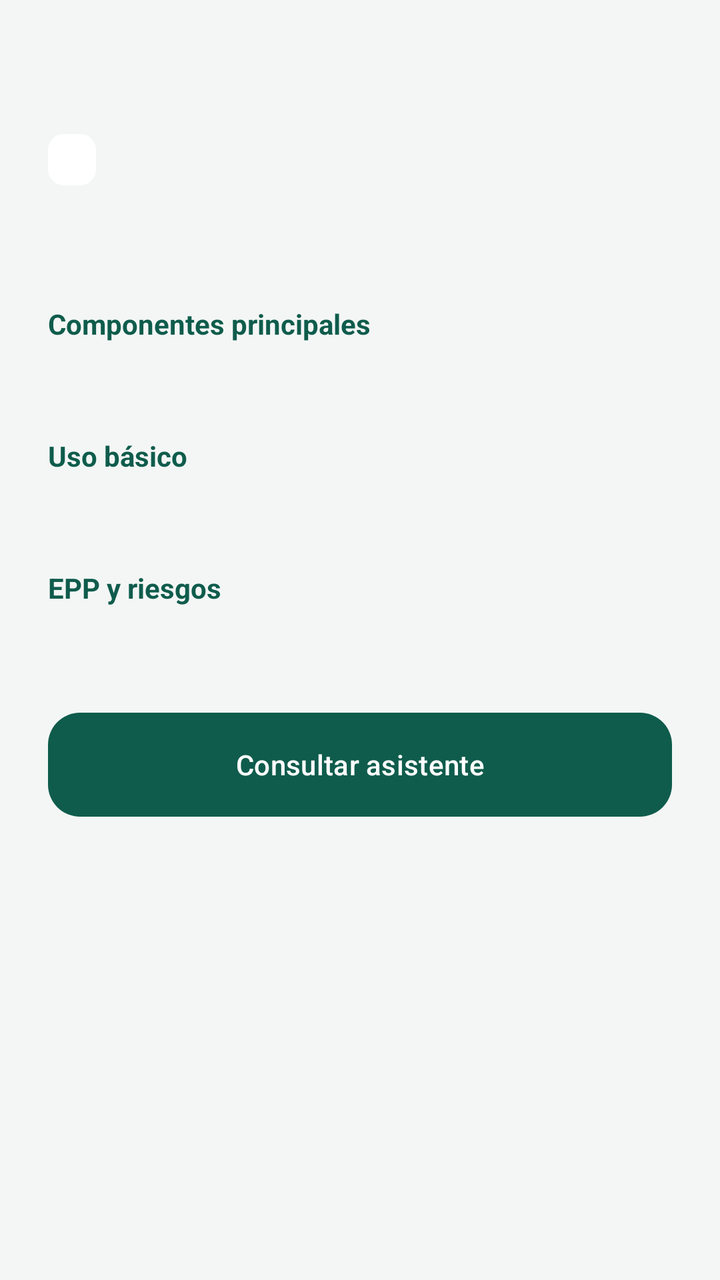
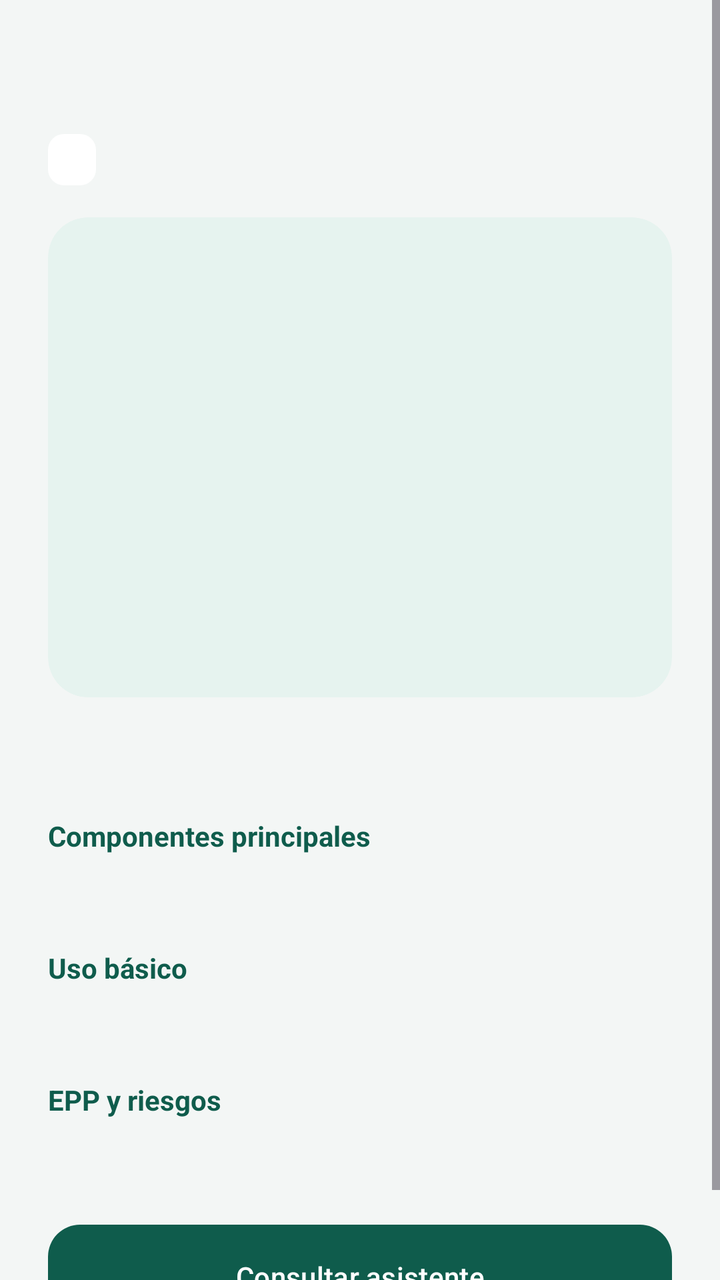

Screens rendered from an Android XML layout before and after an edit, with the pre-edit source and the edit as a unified diff.
<!-- AndroidManifest.xml: application theme Theme.LabRumiologia -->
<!-- res/layout/activity_equipment_detail.xml -->
<?xml version="1.0" encoding="utf-8"?>
<ScrollView xmlns:android="http://schemas.android.com/apk/res/android"
    xmlns:app="http://schemas.android.com/apk/res-auto"
    android:layout_width="match_parent"
    android:layout_height="match_parent"
    android:background="@color/surface"
    android:fillViewport="true">

    <LinearLayout
        android:layout_width="match_parent"
        android:layout_height="wrap_content"
        android:orientation="vertical"
        android:padding="24dp">

        <TextView
            android:id="@+id/equipmentTitle"
            android:layout_width="match_parent"
            android:layout_height="wrap_content"
            android:textColor="@color/on_surface"
            android:textSize="26sp"
            android:textStyle="bold" />

        <TextView
            android:id="@+id/equipmentConfidence"
            android:layout_width="wrap_content"
            android:layout_height="wrap_content"
            android:layout_marginTop="8dp"
            android:background="@drawable/bg_badge"
            android:paddingStart="12dp"
            android:paddingTop="4dp"
            android:paddingEnd="12dp"
            android:paddingBottom="4dp"
            android:textColor="@color/white"
            android:textSize="13sp" />

        <TextView
            android:id="@+id/equipmentFunction"
            android:layout_width="match_parent"
            android:layout_height="wrap_content"
            android:layout_marginTop="16dp"
            android:lineSpacingExtra="4dp"
            android:textColor="@color/on_surface"
            android:textSize="16sp" />

        <TextView
            android:layout_width="match_parent"
            android:layout_height="wrap_content"
            android:layout_marginTop="22dp"
            android:text="@string/section_components"
            android:textColor="@color/primary"
            android:textStyle="bold" />

        <TextView
            android:id="@+id/equipmentComponents"
            android:layout_width="match_parent"
            android:layout_height="wrap_content"
            android:layout_marginTop="6dp"
            android:lineSpacingExtra="3dp"
            android:textColor="@color/on_surface" />

        <TextView
            android:layout_width="match_parent"
            android:layout_height="wrap_content"
            android:layout_marginTop="22dp"
            android:text="@string/section_usage"
            android:textColor="@color/primary"
            android:textStyle="bold" />

        <TextView
            android:id="@+id/equipmentUsage"
            android:layout_width="match_parent"
            android:layout_height="wrap_content"
            android:layout_marginTop="6dp"
            android:lineSpacingExtra="3dp"
            android:textColor="@color/on_surface" />

        <TextView
            android:layout_width="match_parent"
            android:layout_height="wrap_content"
            android:layout_marginTop="22dp"
            android:text="@string/section_safety"
            android:textColor="@color/primary"
            android:textStyle="bold" />

        <TextView
            android:id="@+id/equipmentSafety"
            android:layout_width="match_parent"
            android:layout_height="wrap_content"
            android:layout_marginTop="6dp"
            android:lineSpacingExtra="3dp"
            android:textColor="@color/on_surface" />

        <com.google.android.material.button.MaterialButton
            android:id="@+id/btnChat"
            android:layout_width="match_parent"
            android:layout_height="52dp"
            android:layout_marginTop="28dp"
            android:insetTop="0dp"
            android:insetBottom="0dp"
            android:text="@string/ask_assistant"
            android:textAllCaps="false"
            android:textColor="@color/white"
            app:backgroundTint="@color/primary"
            app:cornerRadius="16dp" />
    </LinearLayout>
</ScrollView>
<!-- resources referenced by this layout -->
<resources>
  <color name="on_surface">#12241F</color>
  <color name="primary">#0F5C4C</color>
  <color name="surface">#F3F6F5</color>
  <color name="white">#FFFFFFFF</color>
  <!-- drawable bg_badge (drawable) -->
  <?xml version="1.0" encoding="utf-8"?>
  <shape xmlns:android="http://schemas.android.com/apk/res/android">
      <solid android:color="@color/chip_bg" />
      <corners android:radius="8dp" />
  </shape>
  <string name="ask_assistant">Consultar asistente</string>
  <string name="section_components">Componentes principales</string>
  <string name="section_safety">EPP y riesgos</string>
  <string name="section_usage">Uso básico</string>
  <style name="Theme.LabRumiologia" parent="Base.Theme.LabRumiologia" />
  <color name="chip_bg">#FFFFFFFF</color>
  <style name="Base.Theme.LabRumiologia" parent="Theme.Material3.Light.NoActionBar">
          <item name="colorPrimary">@color/primary</item>
          <item name="colorOnPrimary">@color/white</item>
          <item name="colorPrimaryDark">@color/primary_dark</item>
          <item name="colorSecondary">@color/accent</item>
          <item name="colorAccent">@color/accent</item>
          <item name="android:statusBarColor">@color/primary_dark</item>
          <item name="android:navigationBarColor">@color/primary_dark</item>
          <item name="android:windowBackground">@color/surface</item>
          <item name="android:windowLightStatusBar" tools:targetApi="m">false</item>
      </style>
  <color name="primary_dark">#0A2F28</color>
  <color name="accent">#1F9A76</color>
</resources>

<!-- the commit's change to res/layout/activity_equipment_detail.xml (unified diff, before → after) -->
@@ -32,6 +32,32 @@
             android:paddingBottom="4dp"
             android:textColor="@color/white"
             android:textSize="13sp" />
+
+        <com.google.android.material.card.MaterialCardView
+            android:id="@+id/equipmentImageCard"
+            android:layout_width="match_parent"
+            android:layout_height="wrap_content"
+            android:layout_marginTop="16dp"
+            app:cardBackgroundColor="@color/primary_soft"
+            app:cardCornerRadius="20dp"
+            app:cardElevation="0dp"
+            app:strokeColor="@color/primary_soft"
+            app:strokeWidth="0dp">
+
+            <FrameLayout
+                android:layout_width="match_parent"
+                android:layout_height="240dp"
+                android:padding="12dp">
+
+                <ImageView
+                    android:id="@+id/equipmentImage"
+                    android:layout_width="match_parent"
+                    android:layout_height="match_parent"
+                    android:adjustViewBounds="true"
+                    android:contentDescription="@string/equipment_photo"
+                    android:scaleType="fitCenter" />
+            </FrameLayout>
+        </com.google.android.material.card.MaterialCardView>
 
         <TextView
             android:id="@+id/equipmentFunction"
<!-- resource entries referenced after the edit -->
@@ -2,6 +2,7 @@
 <resources>
   <color name="on_surface">#12241F</color>
   <color name="primary">#0F5C4C</color>
+  <color name="primary_soft">#E6F3EF</color>
   <color name="surface">#F3F6F5</color>
   <color name="white">#FFFFFFFF</color>
   <!-- drawable bg_badge (drawable) -->
@@ -11,6 +12,7 @@
       <corners android:radius="8dp" />
   </shape>
   <string name="ask_assistant">Consultar asistente</string>
+  <string name="equipment_photo">Foto del equipo</string>
   <string name="section_components">Componentes principales</string>
   <string name="section_safety">EPP y riesgos</string>
   <string name="section_usage">Uso básico</string>
